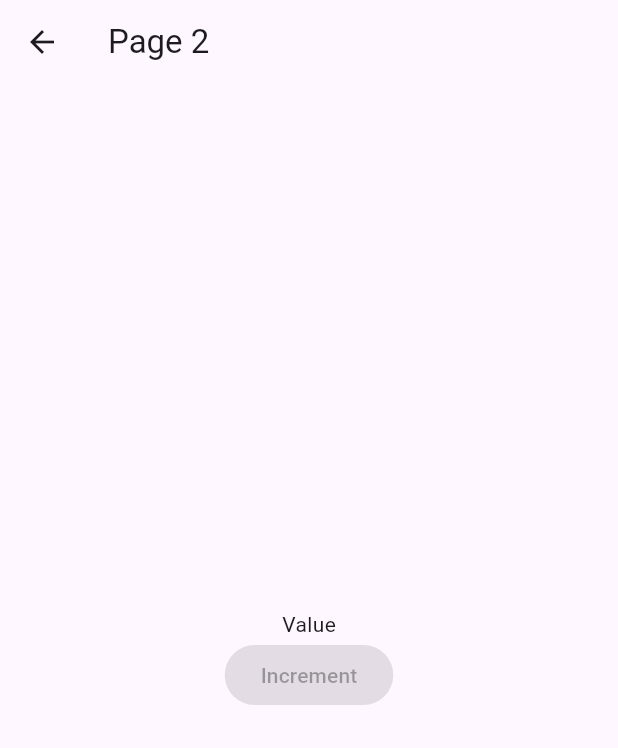
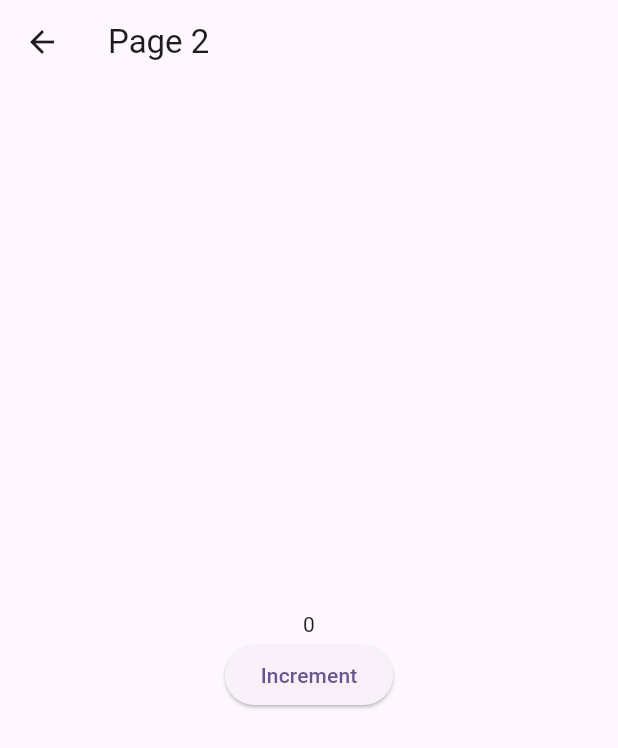
Before and after one commit to AntonyJDC/f_getxstate, a Flutter app: the Page2 screen opened directly, on a phone screen of 412 x 824 dp. Shown: the top 748 px of the screen. Run offline on Flutter 3.47's test engine with Material 3 defaults, Android fonts, the phone set to English and light mode, and no system bars; our stand-ins replace get.

Commit message:
feat: added controller to page2

```diff
--- a/lib/ui/pages/page2.dart
+++ b/lib/ui/pages/page2.dart
@@ -1,10 +1,13 @@
 import 'package:flutter/material.dart';
+import 'package:get/get.dart';
+import '../../controllers/count_controller.dart';
 
 class Page2 extends StatelessWidget {
   const Page2({super.key});
 
   @override
   Widget build(BuildContext context) {
+    CountController myController = Get.find();
     return Scaffold(
       appBar: AppBar(
         title: const Text('Page 2'),
@@ -14,10 +17,12 @@ class Page2 extends StatelessWidget {
         child: Column(
           mainAxisAlignment: MainAxisAlignment.center,
           children: [
-            Text('Value'),
+            Obx(() => Text(myController.valuex.toString())),
             ElevatedButton(
                 key: const Key('incrementButtonPage2'),
-                onPressed: null,
+                onPressed: () {
+                  myController.increment();
+                },
                 child: Text('Increment'))
           ],
         ),
```
